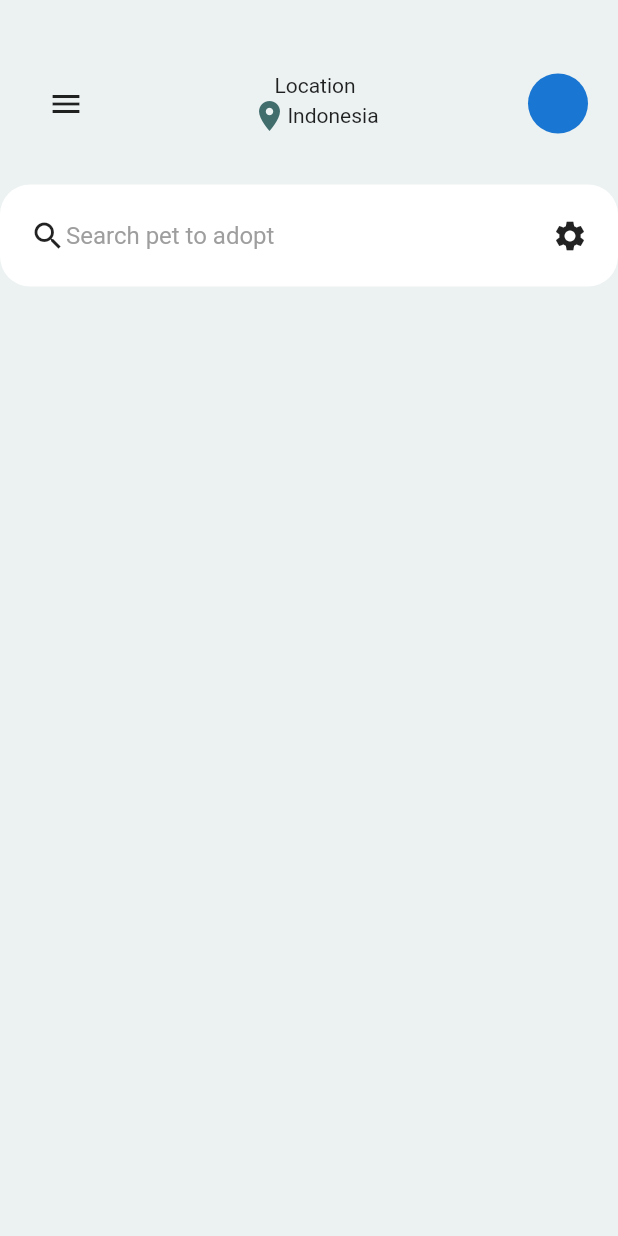
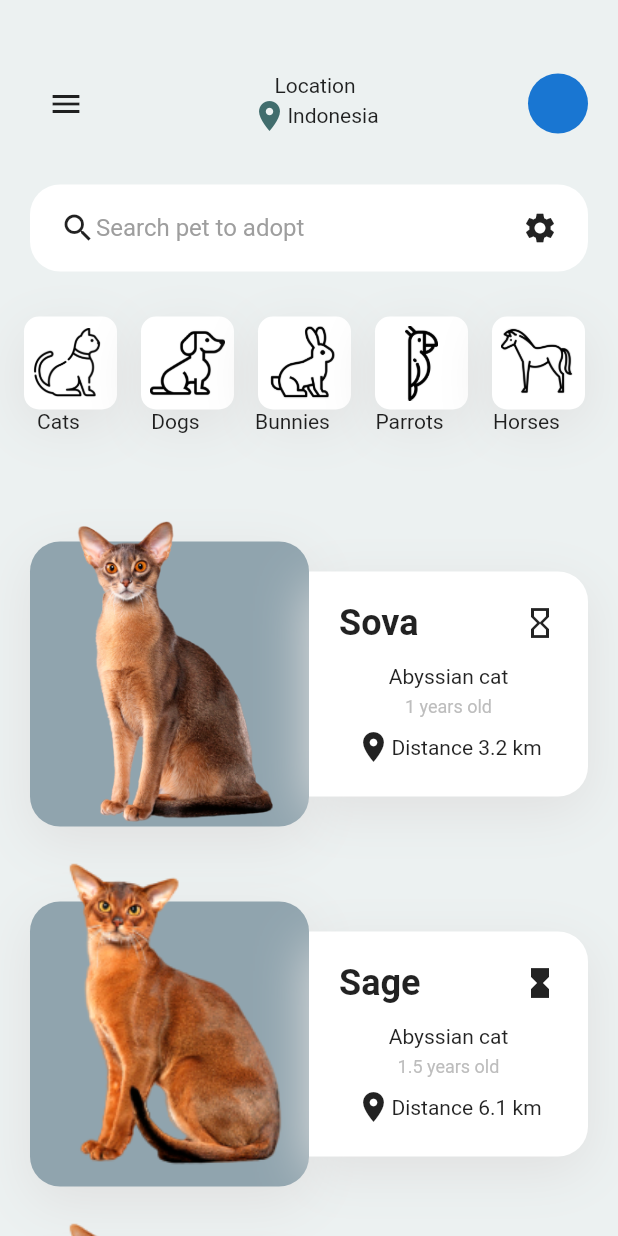
Before and after one commit to evanezcent/Scalui, a Flutter app: the screen it shows after launch, on a phone screen of 412 x 824 dp. Run offline on Flutter 3.47's test engine with Material 2 defaults, Android fonts, the phone set to English and light mode, and no system bars.

```diff
--- /dev/null
+++ b/lib/components/home/home_card.dart
@@ -0,0 +1,99 @@
+import 'package:flutter/material.dart';
+import 'package:scale_ui/components/details/detail_screen.dart';
+import 'package:scale_ui/config.dart';
+
+class HomeCard extends StatelessWidget {
+  const HomeCard({
+    Key key,
+    this.img,
+    this.name,
+    this.type,
+    this.age,
+    this.distance,
+    this.sex,
+  }) : super(key: key);
+
+  final String img, name, type, age, sex;
+  final double distance;
+
+  @override
+  Widget build(BuildContext context) {
+    return GestureDetector(
+      onTap: () {
+        Navigator.push(
+            context, MaterialPageRoute(builder: (context) => DetailScreen()));
+      },
+      child: Container(
+        height: 220,
+        margin: EdgeInsets.fromLTRB(20, 0, 20, 20),
+        child: Row(
+          children: <Widget>[
+            Expanded(
+              child: Stack(
+                children: <Widget>[
+                  Container(
+                    decoration: BoxDecoration(
+                        color: Colors.blueGrey[300],
+                        borderRadius: BorderRadius.circular(20),
+                        boxShadow: shadowList),
+                    margin: EdgeInsets.only(top: 30),
+                  ),
+                  Align(
+                    child: Image.asset(img),
+                  )
+                ],
+              ),
+            ),
+            Expanded(
+                child: Container(
+              margin: EdgeInsets.only(top: 50, bottom: 20),
+              decoration: BoxDecoration(
+                  color: Colors.white,
+                  boxShadow: shadowList,
+                  borderRadius: BorderRadius.only(
+                      bottomRight: Radius.circular(20),
+                      topRight: Radius.circular(20))),
+              child: Column(
+                children: <Widget>[
+                  Container(
+                    margin: EdgeInsets.fromLTRB(20, 20, 20, 14),
+                    child: Row(
+                      mainAxisAlignment: MainAxisAlignment.spaceBetween,
+                      children: <Widget>[
+                        Text(
+                          name,
+                          style: TextStyle(
+                              fontWeight: FontWeight.bold, fontSize: 24),
+                        ),
+                        sex == "male"
+                            ? Icon(Icons.hourglass_empty)
+                            : Icon(Icons.hourglass_full)
+                      ],
+                    ),
+                  ),
+                  Container(child: Text(type)),
+                  SizedBox(height: 5),
+                  Container(
+                      child: Text(
+                    age,
+                    style: TextStyle(color: Colors.grey[400], fontSize: 12),
+                  )),
+                  SizedBox(height: 8),
+                  Container(
+                    child: Row(
+                      mainAxisAlignment: MainAxisAlignment.center,
+                      children: <Widget>[
+                        Icon(Icons.location_on),
+                        Text("Distance ${distance} km")
+                      ],
+                    ),
+                  )
+                ],
+              ),
+            ))
+          ],
+        ),
+      ),
+    );
+  }
+}
--- a/lib/components/home/home_screen.dart
+++ b/lib/components/home/home_screen.dart
@@ -1,4 +1,6 @@
 import 'package:flutter/material.dart';
+import 'package:scale_ui/components/home/home_card.dart';
+import 'package:scale_ui/components/home/search_bar.dart';
 import 'package:scale_ui/config.dart';
 
 class HomeScreen extends StatefulWidget {
@@ -15,11 +17,16 @@ class _HomeScreenState extends State<HomeScreen> {
 
   @override
   Widget build(BuildContext context) {
+    Size size = MediaQuery.of(context).size;
+
     return AnimatedContainer(
       transform: Matrix4.translationValues(xOffset, yOffset, 0)
         ..scale(scaleFactor),
       duration: Duration(milliseconds: 250),
       color: Colors.white.withOpacity(0.9),
+      child: Container(
+        child: SingleChildScrollView(
+          scrollDirection: Axis.vertical,
           child: Column(
             children: <Widget>[
               SizedBox(height: 45),
@@ -43,8 +50,8 @@ class _HomeScreenState extends State<HomeScreen> {
                             icon: Icon(Icons.menu),
                             onPressed: () {
                               setState(() {
-                            xOffset = 250;
-                            yOffset = 200;
+                                xOffset = size.width - 180;
+                                yOffset = size.height - 630;
                                 scaleFactor = 0.6;
                                 isDrawerOpen = true;
                               });
@@ -64,30 +71,62 @@ class _HomeScreenState extends State<HomeScreen> {
                   ],
                 ),
               ),
+              SearchBar(),
               Container(
-            padding: EdgeInsets.symmetric(horizontal: 20, vertical: 10),
-            margin: EdgeInsets.symmetric(vertical: 30),
+                height: 120,
+                child: ListView.builder(
+                  scrollDirection: Axis.horizontal,
+                  itemCount: categories.length,
+                  itemBuilder: (context, index) {
+                    return Container(
+                      child: Column(
+                        children: <Widget>[
+                          Container(
+                            padding: EdgeInsets.all(6),
+                            margin: EdgeInsets.only(left: 16),
                             decoration: BoxDecoration(
                                 color: Colors.white,
-              borderRadius: BorderRadius.circular(20),
+                                boxShadow: shadowList,
+                                borderRadius: BorderRadius.circular(10)),
+                            child: Image.asset(
+                              categories[index]['iconPath'],
+                              height: 50,
+                              width: 50,
                             ),
-            child: Row(
-              children: <Widget>[
-                Icon(Icons.search),
-                Expanded(
-                    child: TextField(
-                    onChanged: (value) {},
-                    decoration: InputDecoration(
-                        hintText: "Search pet to adopt",
-                        hintStyle: TextStyle(color: Colors.grey),
-                        enabledBorder: InputBorder.none,
-                        focusedBorder: InputBorder.none),
-                )),
-                Icon(Icons.settings)
+                          ),
+                          Text(categories[index]['name'])
                         ],
                       ),
-          )
+                    );
+                  },
+                ),
+              ),
+              HomeCard(
+                img: "images/pet-cat2.png",
+                name: "Sova",
+                type: "Abyssian cat",
+                age: "1 years old",
+                distance: 3.2,
+                sex: 'male',
+              ),
+              HomeCard(
+                  img: "images/pet-cat1.png",
+                  name: "Sage",
+                  type: "Abyssian cat",
+                  age: "1.5 years old",
+                  distance: 6.1,
+                  sex: 'female'),
+              HomeCard(
+                  img: "images/pet-cat1.png",
+                  name: "Ricis",
+                  type: "Abyssian cat",
+                  age: "1.5 years old",
+                  distance: 2.0,
+                  sex: 'female'),
+
             ],
+          ),
+        ),
       ),
     );
   }
--- /dev/null
+++ b/lib/components/home/search_bar.dart
@@ -0,0 +1,34 @@
+import 'package:flutter/material.dart';
+
+class SearchBar extends StatelessWidget {
+  const SearchBar({
+    Key key,
+  }) : super(key: key);
+
+  @override
+  Widget build(BuildContext context) {
+    return Container(
+      padding: EdgeInsets.symmetric(horizontal: 20, vertical: 5),
+      margin: EdgeInsets.symmetric(vertical: 30, horizontal: 20),
+      decoration: BoxDecoration(
+        color: Colors.white,
+        borderRadius: BorderRadius.circular(20),
+      ),
+      child: Row(
+        children: <Widget>[
+          Icon(Icons.search),
+          Expanded(
+              child: TextField(
+            onChanged: (value) {},
+            decoration: InputDecoration(
+                hintText: "Search pet to adopt",
+                hintStyle: TextStyle(color: Colors.grey),
+                enabledBorder: InputBorder.none,
+                focusedBorder: InputBorder.none),
+          )),
+          Icon(Icons.settings)
+        ],
+      ),
+    );
+  }
+}
```
Also changed, not shown: lib/components/details/detail_box.dart (added, +65 -0 lines), lib/components/details/detail_screen.dart (added, +96 -0 lines). Lines whose indentation alone changed are shown as unchanged.
